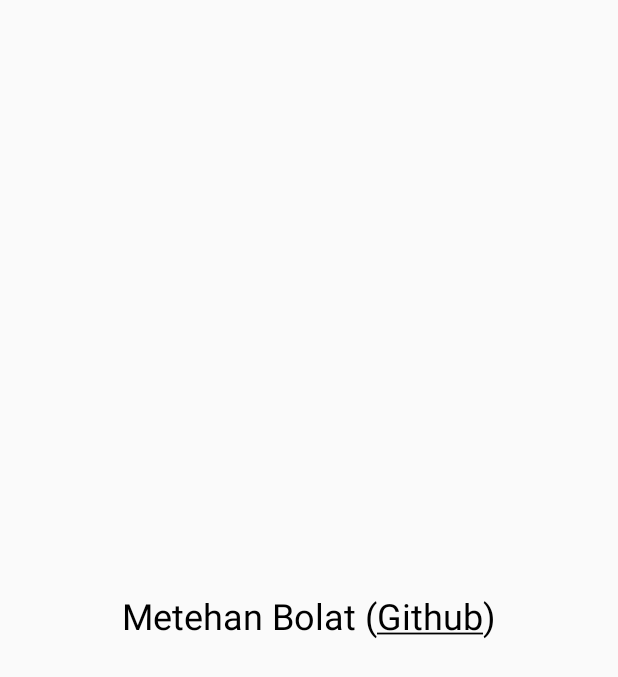
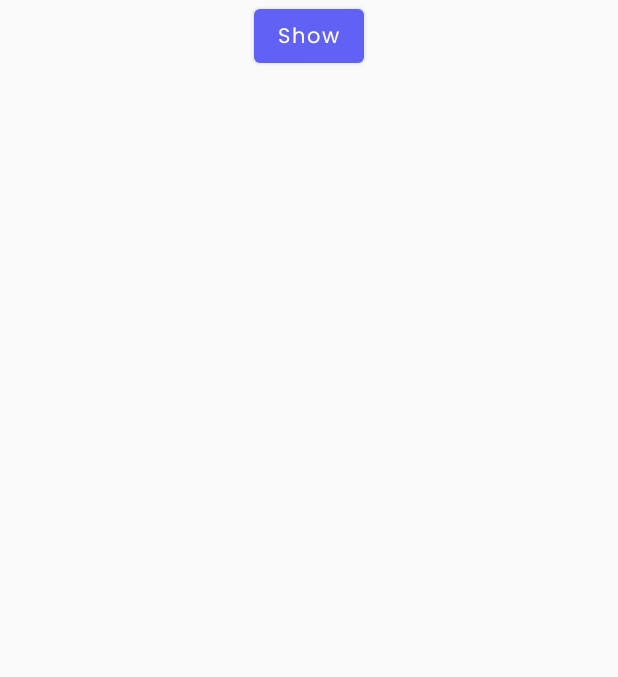
Before and after one commit to metehanbolatt/UIStructureCompose, an Android app built with Jetpack Compose: the screen it shows after launch (MainActivity), on a phone screen of 412 x 824 dp. Shown: the top 677 px of the screen. Run offline under Robolectric (Android 15) with nearby library versions, the phone set to English and light mode, and no system bars.

Commit message:
Hear Shape was added.

```diff
--- a/app/src/main/java/com/metehanbolat/uistructurecompose/MainActivity.kt
+++ b/app/src/main/java/com/metehanbolat/uistructurecompose/MainActivity.kt
@@ -3,12 +3,11 @@ package com.metehanbolat.uistructurecompose
 import android.os.Bundle
 import androidx.activity.ComponentActivity
 import androidx.activity.compose.setContent
-import androidx.compose.foundation.layout.Arrangement
 import androidx.compose.foundation.layout.Column
 import androidx.compose.foundation.layout.fillMaxSize
 import androidx.compose.ui.Alignment
 import androidx.compose.ui.Modifier
-import com.metehanbolat.uistructurecompose.components.CustomClickableText
+import com.metehanbolat.uistructurecompose.components.AnimatedHeart
 import com.metehanbolat.uistructurecompose.ui.theme.UIStructureComposeTheme
 
 class MainActivity : ComponentActivity() {
@@ -18,10 +17,9 @@ class MainActivity : ComponentActivity() {
             UIStructureComposeTheme {
                 Column(
                     modifier = Modifier.fillMaxSize(),
-                    verticalArrangement = Arrangement.Center,
                     horizontalAlignment = Alignment.CenterHorizontally
                 ) {
-                    CustomClickableText()
+                    AnimatedHeart()
                 }
             }
         }
--- /dev/null
+++ b/app/src/main/java/com/metehanbolat/uistructurecompose/components/AnimatedHeart.kt
@@ -0,0 +1,39 @@
+package com.metehanbolat.uistructurecompose.components
+
+import androidx.compose.animation.AnimatedVisibility
+import androidx.compose.animation.core.LinearEasing
+import androidx.compose.animation.core.tween
+import androidx.compose.animation.fadeIn
+import androidx.compose.animation.fadeOut
+import androidx.compose.foundation.background
+import androidx.compose.foundation.layout.Box
+import androidx.compose.foundation.layout.Spacer
+import androidx.compose.foundation.layout.size
+import androidx.compose.material.Button
+import androidx.compose.material.Text
+import androidx.compose.runtime.*
+import androidx.compose.ui.Modifier
+import androidx.compose.ui.graphics.Color
+import androidx.compose.ui.unit.dp
+
+@Composable
+fun AnimatedHeart() {
+    var isVisible by remember { mutableStateOf(false) }
+
+    Button(onClick = { isVisible = !isVisible }) {
+        Text(text = if (isVisible) "Hide" else "Show")
+    }
+    Spacer(modifier = Modifier.size(150.dp))
+
+    AnimatedVisibility(
+        visible = isVisible,
+        exit = fadeOut(animationSpec = tween(1000, easing = LinearEasing)),
+        enter = fadeIn(animationSpec = tween(1000, easing = LinearEasing))
+    ) {
+        Box(
+            modifier = Modifier
+                .size(300.dp)
+                .background(Color.Red, shape = heart())
+        )
+    }
+}
```
Also changed, not shown: app/src/main/java/com/metehanbolat/uistructurecompose/components/Heart.kt (added, +46 -0 lines).
